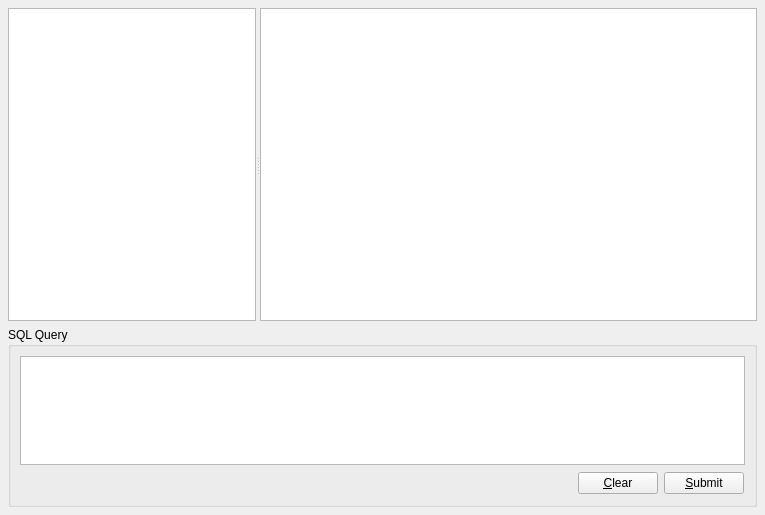
The window that src/frame_work/tools/sqlbrowser/browserwidget.ui (samiavasil/temporary) describes before a commit, drawn with Qt 5.
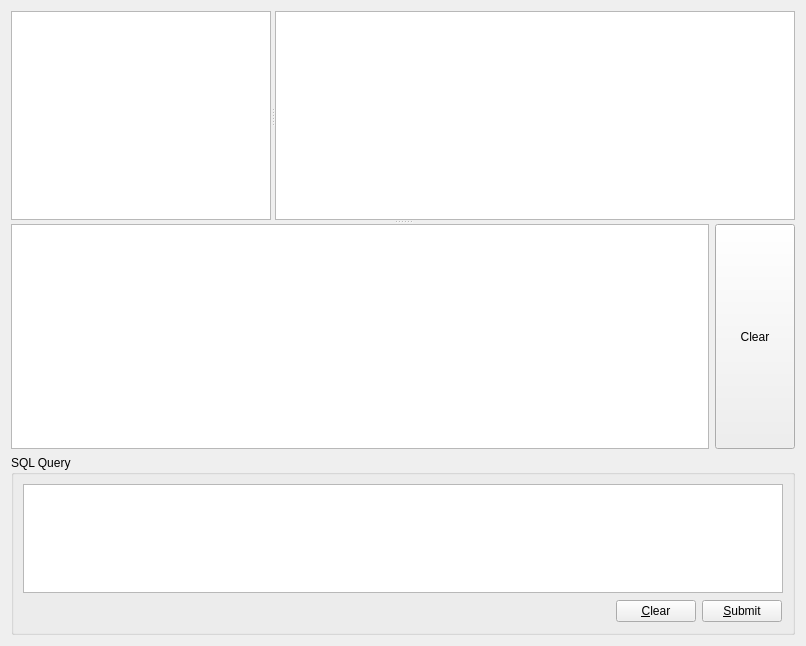
The same window after the commit. Custom widgets are drawn as their Qt base class.

Commit message: start design of protocoldb

```diff
--- a/src/frame_work/tools/sqlbrowser/browserwidget.ui
+++ b/src/frame_work/tools/sqlbrowser/browserwidget.ui
@@ -3,53 +3,39 @@
  <comment></comment>
  <exportmacro></exportmacro>
  <class>Browser</class>
- <widget class="QWidget" name="Browser" >
-  <property name="geometry" >
+ <widget class="QWidget" name="Browser">
+  <property name="geometry">
    <rect>
     <x>0</x>
     <y>0</y>
-    <width>765</width>
-    <height>515</height>
+    <width>806</width>
+    <height>646</height>
    </rect>
   </property>
   <property name="windowTitle" >
    <string>Qt SQL Browser</string>
   </property>
-  <layout class="QVBoxLayout" >
-   <property name="margin" >
-    <number>8</number>
-   </property>
-   <property name="spacing" >
-    <number>6</number>
-   </property>
-   <item>
-    <widget class="QSplitter" name="splitter_2" >
-     <property name="sizePolicy" >
-      <sizepolicy>
-       <hsizetype>7</hsizetype>
-       <vsizetype>7</vsizetype>
-       <horstretch>0</horstretch>
-       <verstretch>0</verstretch>
-      </sizepolicy>
-     </property>
-     <property name="orientation" >
+  <layout class="QGridLayout" name="gridLayout">
+   <item row="0" column="0">
+    <widget class="QSplitter" name="splitter_2">
+     <property name="orientation">
+      <enum>Qt::Vertical</enum>
+     </property>
+     <widget class="QSplitter" name="splitter">
+      <property name="orientation">
       <enum>Qt::Horizontal</enum>
      </property>
-     <widget class="ConnectionWidget" name="connectionWidget" >
-      <property name="sizePolicy" >
-       <sizepolicy>
-        <hsizetype>13</hsizetype>
-        <vsizetype>7</vsizetype>
+      <widget class="ConnectionWidget" name="connectionWidget">
+       <property name="sizePolicy">
+        <sizepolicy hsizetype="Ignored" vsizetype="Expanding">
         <horstretch>1</horstretch>
         <verstretch>0</verstretch>
        </sizepolicy>
       </property>
      </widget>
-     <widget class="QTableView" name="table" >
-      <property name="sizePolicy" >
-       <sizepolicy>
-        <hsizetype>7</hsizetype>
-        <vsizetype>7</vsizetype>
+      <widget class="QTableView" name="table">
+       <property name="sizePolicy">
+        <sizepolicy hsizetype="Expanding" vsizetype="Expanding">
         <horstretch>2</horstretch>
         <verstretch>0</verstretch>
        </sizepolicy>
@@ -62,18 +48,37 @@
       </property>
      </widget>
     </widget>
+     <widget class="QWidget" name="">
+      <layout class="QVBoxLayout" name="verticalLayout">
+       <item>
+        <layout class="QHBoxLayout" name="horizontalLayout">
+         <item>
+          <widget class="QTextEdit" name="logEdit"/>
    </item>
    <item>
-    <widget class="QGroupBox" name="groupBox" >
-     <property name="sizePolicy" >
-      <sizepolicy>
-       <hsizetype>5</hsizetype>
-       <vsizetype>3</vsizetype>
+          <widget class="QPushButton" name="pushButton">
+           <property name="sizePolicy">
+            <sizepolicy hsizetype="Fixed" vsizetype="Minimum">
        <horstretch>0</horstretch>
        <verstretch>0</verstretch>
       </sizepolicy>
      </property>
-     <property name="maximumSize" >
+           <property name="text">
+            <string>Clear</string>
+           </property>
+          </widget>
+         </item>
+        </layout>
+       </item>
+       <item>
+        <widget class="QGroupBox" name="groupBox">
+         <property name="sizePolicy">
+          <sizepolicy hsizetype="Preferred" vsizetype="MinimumExpanding">
+           <horstretch>0</horstretch>
+           <verstretch>0</verstretch>
+          </sizepolicy>
+         </property>
+         <property name="maximumSize">
       <size>
        <width>16777215</width>
        <height>180</height>
@@ -82,19 +87,17 @@
      <property name="title" >
       <string>SQL Query</string>
      </property>
-     <layout class="QVBoxLayout" >
-      <property name="margin" >
+         <layout class="QVBoxLayout">
+          <property name="spacing">
+           <number>6</number>
+          </property>
+          <property name="margin">
        <number>9</number>
       </property>
-      <property name="spacing" >
-       <number>6</number>
-      </property>
       <item>
-       <widget class="QTextEdit" name="sqlEdit" >
-        <property name="sizePolicy" >
-         <sizepolicy>
-          <hsizetype>7</hsizetype>
-          <vsizetype>3</vsizetype>
+           <widget class="QTextEdit" name="sqlEdit">
+            <property name="sizePolicy">
+             <sizepolicy hsizetype="Expanding" vsizetype="MinimumExpanding">
           <horstretch>0</horstretch>
           <verstretch>0</verstretch>
          </sizepolicy>
@@ -114,13 +117,13 @@
        </widget>
       </item>
       <item>
-       <layout class="QHBoxLayout" >
-        <property name="margin" >
+           <layout class="QHBoxLayout">
+            <property name="spacing">
+             <number>6</number>
+            </property>
+            <property name="margin">
          <number>1</number>
         </property>
-        <property name="spacing" >
-         <number>6</number>
-        </property>
         <item>
          <spacer>
           <property name="orientation" >
@@ -135,15 +138,15 @@
          </spacer>
         </item>
         <item>
-         <widget class="QPushButton" name="clearButton" >
-          <property name="text" >
+             <widget class="QPushButton" name="clearButton">
+              <property name="text">
            <string>&amp;Clear</string>
           </property>
          </widget>
         </item>
         <item>
-         <widget class="QPushButton" name="submitButton" >
-          <property name="text" >
+             <widget class="QPushButton" name="submitButton">
+              <property name="text">
            <string>&amp;Submit</string>
           </property>
          </widget>
@@ -154,8 +157,12 @@
     </widget>
    </item>
   </layout>
-  <action name="insertRowAction" >
-   <property name="enabled" >
+     </widget>
+    </widget>
+   </item>
+  </layout>
+  <action name="insertRowAction">
+   <property name="enabled">
     <bool>false</bool>
    </property>
    <property name="text" >
```
Left out of the diff: 37 changed lines with no effect on the pictures. Lines whose indentation alone changed are shown as unchanged. The commit also changes 3 other files.
